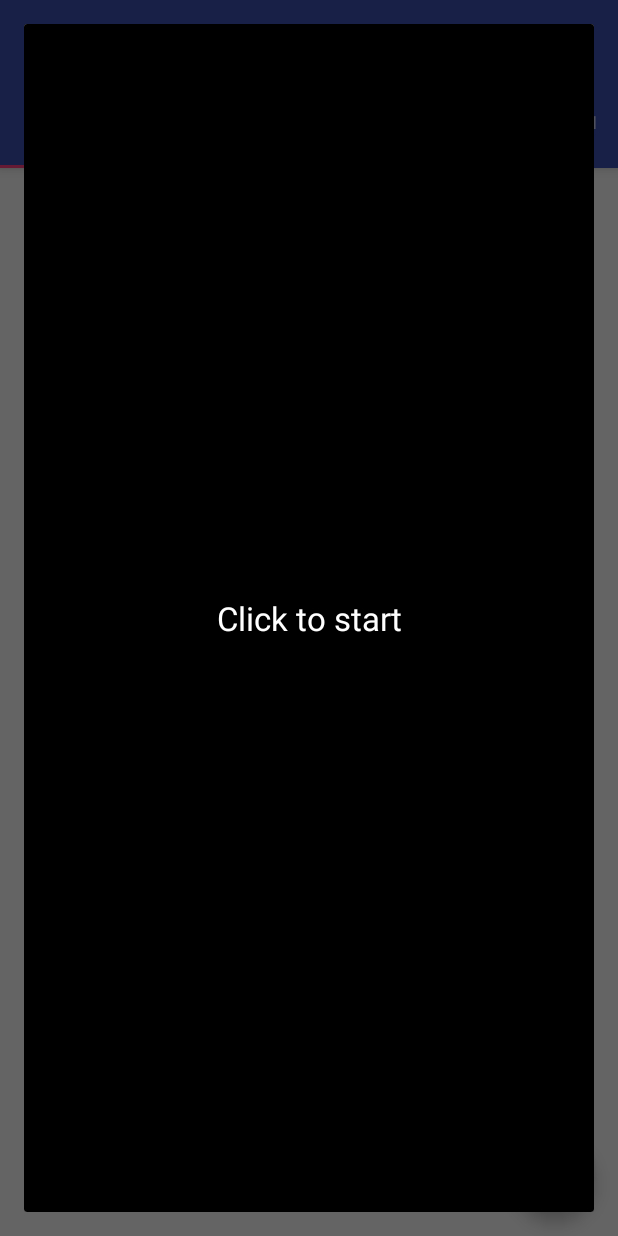
After one commit to UrbanskiDawid/AndroidUSBgamepad2TCP, an Android app: the fragment OpticalLatencyTestFragment placed in its activity, on a phone screen of 412 x 824 dp. The commit adds this screen. Run offline under Robolectric (Android 15) with nearby library versions, the phone set to English and light mode, and no system bars; pictures from the network do not load.

Commit message:
new menu items! about - developer and movie optical latency tester

```diff
--- a/app/src/main/java/pl/dawidurbanski/tcpgamepad/ADdrone/Message.java
+++ b/app/src/main/java/pl/dawidurbanski/tcpgamepad/ADdrone/Message.java
@@ -14,6 +14,10 @@ import java.util.List;
  * VALUE:     prefix   |     roll    |    pitch    |     yaw     |   throttle  |  cmd  | SMS |      not in use                        |  CRC
  */
 public class Message {
+
+    public interface ADdroneMessageInterface {
+        void sendMessage(String name, float axis1, float axis2, float axis3, float axis4);
+    }
 
     /*
     Length of message in bytes.
--- /dev/null
+++ b/app/src/main/java/pl/dawidurbanski/tcpgamepad/LatencyTest/OpticalLatencyTestFragment.java
@@ -0,0 +1,167 @@
+package pl.dawidurbanski.tcpgamepad.LatencyTest;
+
+import android.app.Activity;
+import android.app.Dialog;
+import android.content.DialogInterface;
+import android.graphics.Color;
+import android.os.Bundle;
+import android.support.v4.app.DialogFragment;
+import android.support.v4.app.FragmentActivity;
+import android.support.v4.app.FragmentManager;
+import android.util.Log;
+import android.view.LayoutInflater;
+import android.view.View;
+import android.view.ViewGroup;
+import android.view.Window;
+import android.widget.FrameLayout;
+import android.widget.TextView;
+
+import java.util.Timer;
+import java.util.TimerTask;
+
+import pl.dawidurbanski.tcpgamepad.ADdrone.Message;
+import pl.dawidurbanski.tcpgamepad.R;
+
+
+/**
+ * Created by dawid on 20.03.2016.
+ */
+public class OpticalLatencyTestFragment extends DialogFragment implements View.OnClickListener {
+
+    Message.ADdroneMessageInterface mListener = null;
+
+    public static void popup(FragmentManager fm /*getSupportFragmentManager*/) {
+        DialogFragment dialog = new OpticalLatencyTestFragment();
+        dialog.show(fm, "OpticalLatencyTestFragment");
+    }
+
+    private TextView mTextView;
+    private FrameLayout mFrame;
+
+    @Override
+    public void onAttach(Activity activity) {
+        super.onAttach(activity);
+        try {
+            mListener = (Message.ADdroneMessageInterface) activity;
+        } catch (ClassCastException e) {
+            throw new ClassCastException(activity.toString() + " must implement OnArticleSelectedListener");
+        }
+    }
+
+
+    @Override
+    public View onCreateView(LayoutInflater inflater, ViewGroup container,
+                             Bundle savedInstanceState) {
+        View v = inflater.inflate(R.layout.fragment_optical_latency_test, container, false);
+        v.setOnClickListener(this);
+
+        mTextView = (TextView) v.findViewById(R.id.MainTestString);
+        if(mTextView==null) Log.e("OpticalLatencyTest","cant find textView!");
+
+        mFrame = (FrameLayout) v.findViewById(R.id.MatinTestFrame);
+        if(mFrame==null) Log.e("OpticalLatencyTest","cant find FrameLayout !");
+
+        reset();
+
+        return v;
+    }
+
+    @Override
+    public void onStart() {
+        super.onStart();
+        Dialog dialog = getDialog();
+        if (dialog != null) {
+            int width = ViewGroup.LayoutParams.MATCH_PARENT;
+            int height = ViewGroup.LayoutParams.MATCH_PARENT;
+            dialog.getWindow().setLayout(width, height);
+        }
+    }
+
+
+    @Override
+    public Dialog onCreateDialog(Bundle savedInstanceState) {
+        Dialog dialog = super.onCreateDialog(savedInstanceState);
+        dialog.setTitle(getString(R.string.app_name) + ":" + "Test latency");
+        dialog.getWindow().requestFeature(Window.FEATURE_NO_TITLE);
+        dialog.setOnDismissListener(this);
+        return dialog;
+    }
+
+    @Override
+    public void onDismiss(DialogInterface dialog)
+    {
+       if(started)
+           reset();
+    }
+
+    boolean started = false;
+    Timer timer = null;
+
+    @Override
+    public void onClick(View v) {
+        if (started)   return;
+
+        started=true;
+
+        if (timer != null)
+            timer.cancel();
+        timer = new Timer();
+        timer.scheduleAtFixedRate(new TimerTask() {
+            @Override
+            public void run() {
+                tick();
+            }
+        }, 0, tickTime);
+    }
+
+    void setText(final String str,final int textColor,final int BGcolor)
+    {
+        FragmentActivity fa = getActivity();
+        if(fa==null){
+            Log.e("OpticalLatencyTest","setText failed: missing fragmentActivity.");
+            return;
+        }
+        fa.runOnUiThread(new Runnable() {
+            public void run() {
+                mTextView.setTextColor(textColor);
+                mTextView.setText(str);
+                mFrame.setBackgroundColor(BGcolor);
+            }
+        });
+    }
+
+    void reset()
+    {
+        setText(getString(R.string.OpticalLatencyTestFragment_prompt),Color.WHITE,Color.BLACK);
+        started=false;
+        if(timer!=null) timer.cancel();
+    }
+
+    int tickTime = 1000;
+    int tickCooldown = 2;//cooldown in ticks colldown time (tickTime*tickCooldown)
+    int tickCount= 0;
+    static final int tickCountMax=5;
+    void tick()
+    {
+        tickCount++;
+        Log.d("OpticalLatencyTest","tick"+tickCount);
+
+        if(tickCount<tickCountMax)
+        {
+            setText(""+(tickCountMax-tickCount),Color.WHITE,Color.BLACK);
+        }
+        if(tickCount == tickCountMax)
+        {
+            Log.d("OpticalLatencyTest","sending message");
+            setText("GO",Color.BLACK,Color.GREEN);
+            mListener.sendMessage("test",0.0f,0.0f,0.0f,0.0f);
+        }
+        if(tickCount >= tickCountMax+tickCooldown)
+        {
+            timer.cancel();
+            tickCount=0;
+            Log.d("OpticalLatencyTest","sending stop");
+            reset();
+        }
+    }
+}
--- /dev/null
+++ b/app/src/main/res/layout/fragment_optical_latency_test.xml
@@ -0,0 +1,19 @@
+<FrameLayout xmlns:android="http://schemas.android.com/apk/res/android"
+    xmlns:tools="http://schemas.android.com/tools"
+    android:layout_width="fill_parent"
+    android:layout_height="fill_parent"
+    tools:context="pl.dawidurbanski.tcpgamepad.AboutFragment"
+    style="@android:style/Theme.Holo.NoActionBar"
+    android:background="#000000"
+    android:id="@+id/MatinTestFrame">
+
+    <TextView
+        android:layout_width="match_parent"
+        android:layout_height="match_parent"
+        android:gravity="center"
+        android:text="@string/hello_blank_fragment"
+        android:textColor="#FFFFFF"
+        android:id="@+id/MainTestString"
+        android:textAppearance="@android:style/TextAppearance.DeviceDefault.Large" />
+
+</FrameLayout>
--- a/app/src/main/res/values/colors.xml
+++ b/app/src/main/res/values/colors.xml
@@ -4,5 +4,6 @@
     <color name="colorPrimaryDark">#303F9F</color>
     <color name="colorAccent">#FF4081</color>
 
-    <color name="black_overlay">#66000000</color>
+    <color name="black_overlay">#66ffffff</color>
+    <color name="wite">#ffffff</color>
 </resources>
--- a/app/src/main/res/values/strings.xml
+++ b/app/src/main/res/values/strings.xml
@@ -38,4 +38,6 @@
         <item>30</item>
         <item>60</item>
     </string-array>
+
+    <string name="OpticalLatencyTestFragment_prompt">Click to start</string>
 </resources>
```
Also changed, not shown: app/build.gradle (+4 -4 lines), app/src/main/java/pl/dawidurbanski/tcpgamepad/AboutFragment.java (added, +62 -0 lines), app/src/main/java/pl/dawidurbanski/tcpgamepad/Tabedctivity.java (+12 -9 lines), app/src/main/res/layout/fragment_about.xml (added, +17 -0 lines), 3 other files.
